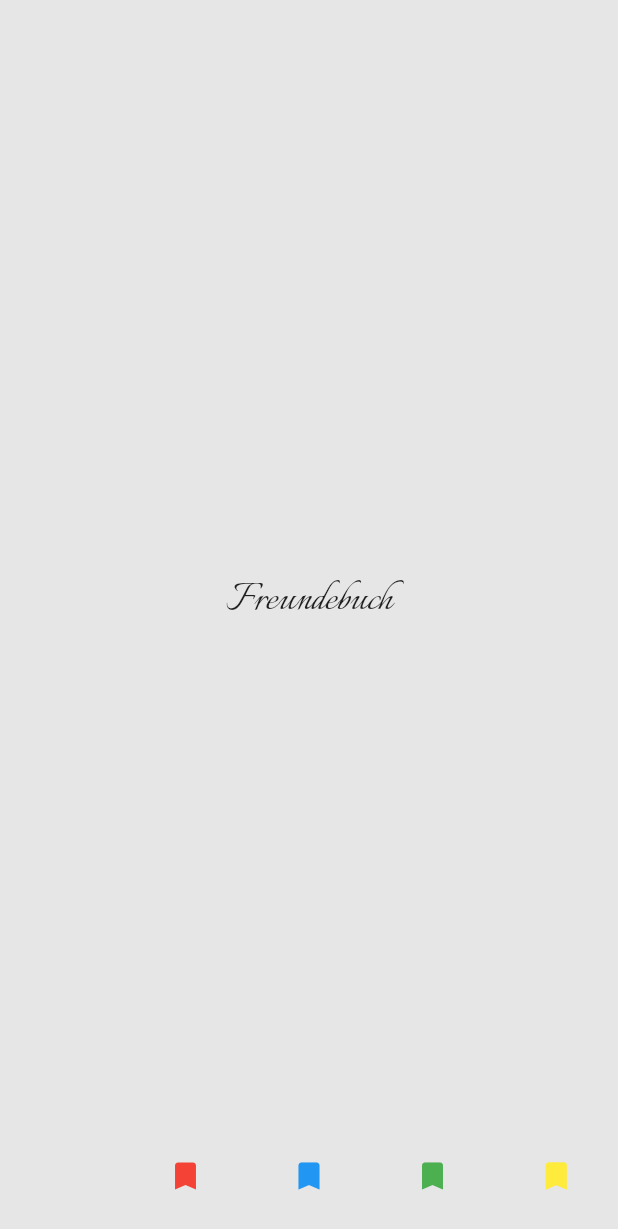
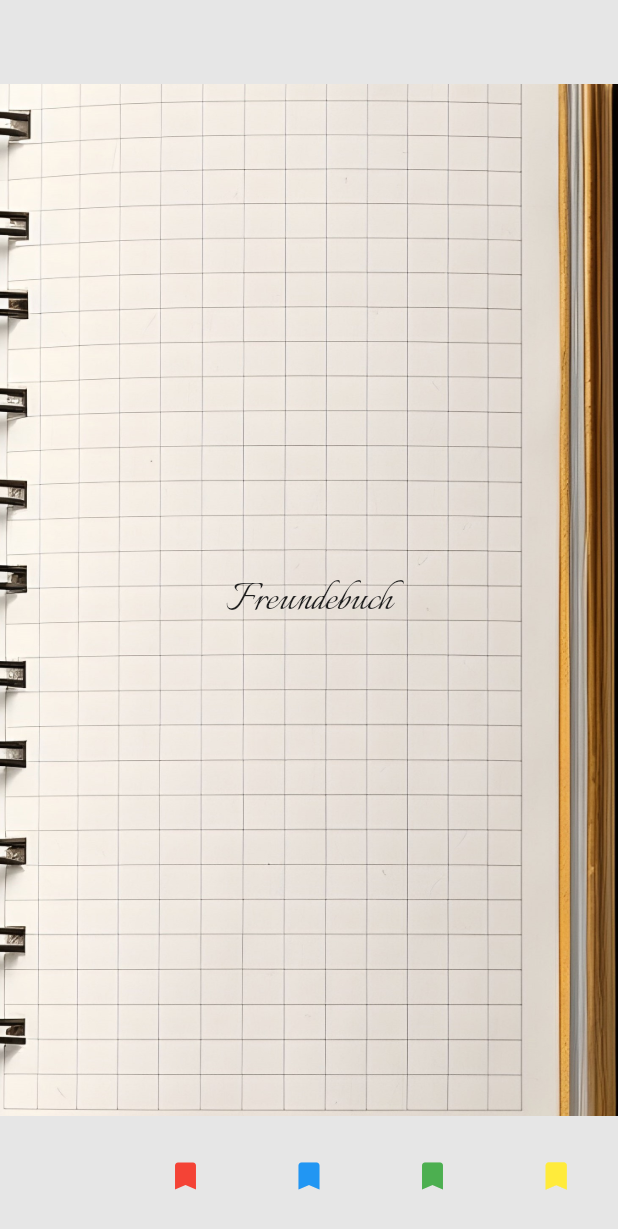
Before and after one commit to HSDContainerProjekt/MentalHealthApp, a Flutter app: the screen it shows after launch, item 4 of the bottom bar chosen, on a phone screen of 412 x 824 dp. Shown: the top 1229 px of the screen. Run offline on Flutter 3.47's test engine with Material 3 defaults, Android fonts, the phone set to English and light mode, and no system bars; our stand-ins replace sqflite, synchronized; accounts and stored records are empty; generated files the repository leaves out were written again.

Commit message:
dummy Hintergrundbild bei friend_collection eingefügt

```diff
--- a/lib/friend_collection/friend_collection_backbone.dart
+++ b/lib/friend_collection/friend_collection_backbone.dart
@@ -12,12 +12,22 @@ class FriendCollection extends StatelessWidget {
   @override
   Widget build(BuildContext context) {
     return Scaffold(
-      body: Center(
-        child: Text(
-            AppLocalizations.of(context)!.friendCollectionTitle,
-            style: Theme.of(context).textTheme.displayLarge,
-        ),
-      ),
+      body: Container(
+
+              decoration: BoxDecoration(
+                image: DecorationImage( image: AssetImage("lib/assets/images/bookpage.jpg"),
+                                        fit: BoxFit.cover,),
+              ),
+
+              child:
+                Center(
+                  child:
+                    Text(
+                      AppLocalizations.of(context)!.friendCollectionTitle,
+                      style: Theme.of(context).textTheme.displayLarge,
+                    ),
+                ),
+            )
     );
   }
 }
--- a/lib/landing_page/landing_page_backbone.dart
+++ b/lib/landing_page/landing_page_backbone.dart
@@ -1,5 +1,4 @@
 import 'package:flutter/material.dart';
-import 'package:mental_health_app/software_backbone/routing/routing_constants.dart';
 import 'package:flutter_gen/gen_l10n/app_localizations.dart';
 
 class LandingPage extends StatelessWidget {
@@ -20,7 +19,6 @@ class LandingPage extends StatelessWidget {
             Center (child:
               Column(
                 mainAxisAlignment: MainAxisAlignment.spaceEvenly,
-
                 children: [
                   Text(AppLocalizations.of(context)!.appTitle),
                   Text("ich sollte ein bild"), //Bild des Charakters der Person, default = Appmaskottchen
--- a/pubspec.yaml
+++ b/pubspec.yaml
@@ -57,7 +57,8 @@ flutter:
   uses-material-design: true
   generate: true
   assets:
-    - lib/assets/images/bookcover.jpg
+    - lib/assets/
+    - lib/assets/images/bookpage.jpg
   # To add assets to your application, add an assets section, like this:
   # assets:
   #   - images/a_dot_burr.jpeg
```
Also changed, not shown: lib/assets/images/bookpage.jpg (added).
